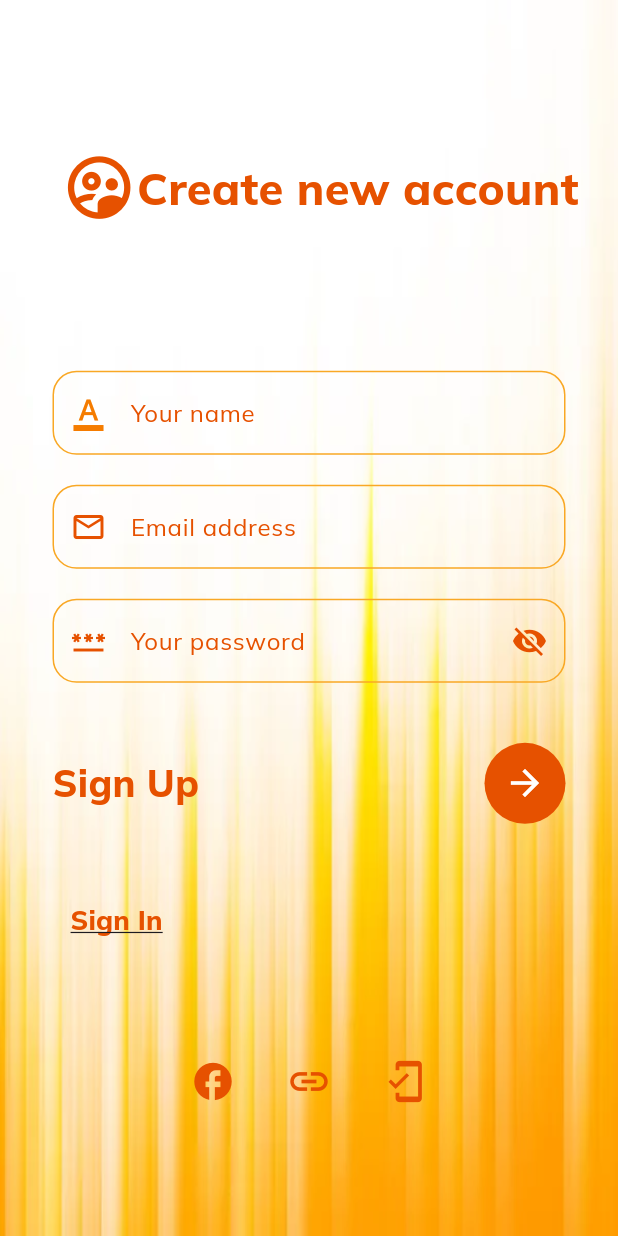
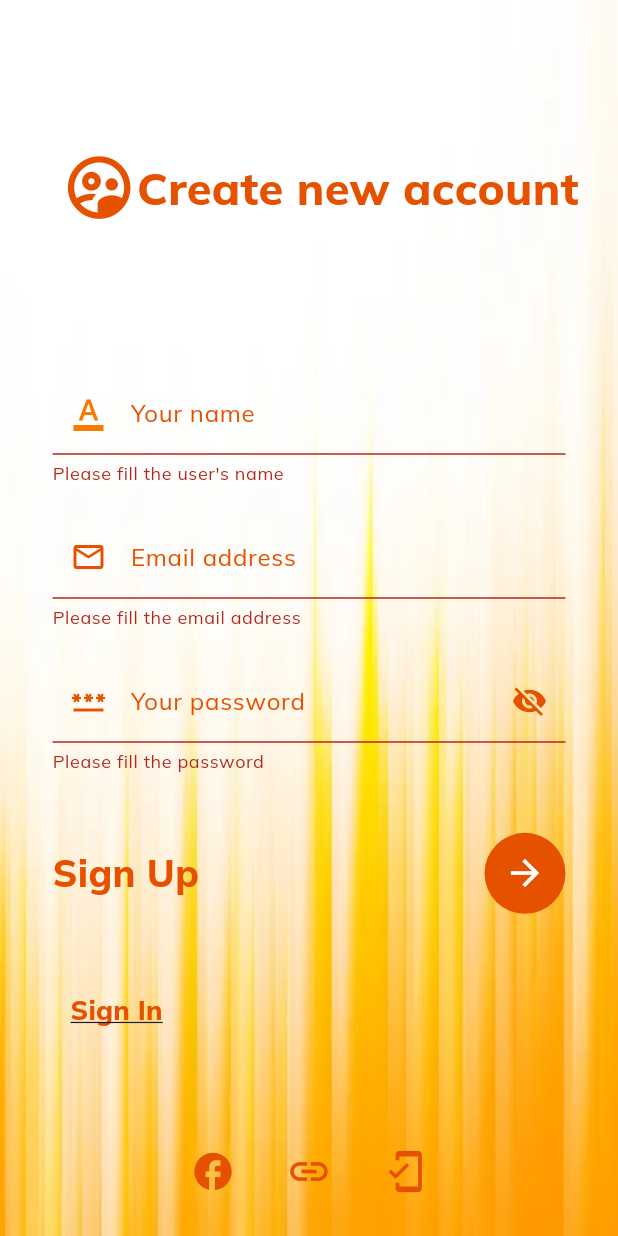
Before and after one commit to divyag4493/foodies_recipes, a Flutter app: the MySignUp screen opened by its route, after a tap on the "arrow forward" icon, on a phone screen of 412 x 824 dp. Run offline on Flutter 3.47's test engine with Material 3 defaults, Android fonts, the phone set to English and light mode, and no system bars; drawn by our look-alikes of animated_text_kit; our stand-ins replace cloud_firestore, firebase_auth, firebase_core, firebase_storage, flutter_svg, image_cropper and 7 more; accounts and stored records are empty; network calls fail; statements that could not run were skipped.

Commit message:
- create export file - index.dart

```diff
--- a/lib/main_pages/detail_recipe_page.dart
+++ b/lib/main_pages/detail_recipe_page.dart
@@ -1,8 +1,9 @@
-import 'package:flutter/material.dart';
+/*import 'package:flutter/material.dart';
 import 'package:flutter_svg/flutter_svg.dart';
 import 'package:food_recipes_app/utility/constant.dart';
 import 'package:readmore/readmore.dart';
-import 'package:youtube_player_flutter/youtube_player_flutter.dart';
+import 'package:youtube_player_flutter/youtube_player_flutter.dart';*/
+import 'package:food_recipes_app/index.dart';
 
 class DetailRecipePage extends StatefulWidget {
   final int index;
--- a/lib/main_pages/homescreen.dart
+++ b/lib/main_pages/homescreen.dart
@@ -1,11 +1,12 @@
-import 'package:flutter/material.dart';
+/*import 'package:flutter/material.dart';
 import 'package:flutter_svg/flutter_svg.dart';
 import 'package:food_recipes_app/main_pages/see_all_fresh_recipes.dart';
 import 'package:food_recipes_app/main_pages/see_all_recipes.dart';
 import 'package:food_recipes_app/utility/constant.dart';
 import 'package:food_recipes_app/nav_drawer_files/nav_drawer.dart';
 import '../utility/all_list.dart';
-import '../main_pages/detail_recipe_page.dart';
+import '../main_pages/detail_recipe_page.dart';*/
+import 'package:food_recipes_app/index.dart';
 
 class HomeScreen extends StatefulWidget {
   static late bool tag = false;
--- a/lib/main_pages/see_all_fresh_recipes.dart
+++ b/lib/main_pages/see_all_fresh_recipes.dart
@@ -1,10 +1,10 @@
-import 'package:flutter/material.dart';
+/*import 'package:flutter/material.dart';
 import 'package:flutter_svg/svg.dart';
 import 'package:food_recipes_app/main_pages/homescreen.dart';
 import 'package:food_recipes_app/utility/constant.dart';
 import 'package:food_recipes_app/utility/all_list.dart';
-import 'package:food_recipes_app/main_pages/detail_recipe_page.dart';
-
+import 'package:food_recipes_app/main_pages/detail_recipe_page.dart';*/
+import 'package:food_recipes_app/index.dart';
 
 
 class SeeAllFreshRecipes extends StatefulWidget {
--- a/lib/main_pages/see_all_recipes.dart
+++ b/lib/main_pages/see_all_recipes.dart
@@ -1,9 +1,10 @@
-import 'package:flutter/material.dart';
+/*import 'package:flutter/material.dart';
 import 'package:flutter_svg/svg.dart';
 import 'package:food_recipes_app/main_pages/homescreen.dart';
 import 'package:food_recipes_app/utility/constant.dart';
 import 'package:food_recipes_app/utility/all_list.dart';
-import 'package:food_recipes_app/main_pages/detail_recipe_page.dart';
+import 'package:food_recipes_app/main_pages/detail_recipe_page.dart';*/
+import 'package:food_recipes_app/index.dart';
 
 
 class SeeAllRecipes extends StatefulWidget {
--- a/lib/nav_drawer_files/add_items.dart
+++ b/lib/nav_drawer_files/add_items.dart
@@ -1,10 +1,11 @@
-import 'package:animated_text_kit/animated_text_kit.dart';
+/*import 'package:animated_text_kit/animated_text_kit.dart';
 import 'package:cloud_firestore/cloud_firestore.dart';
 import 'package:firebase_auth/firebase_auth.dart';
 import 'package:flutter/material.dart';
 import 'package:food_recipes_app/models/add_new_item_model.dart';
 import 'package:food_recipes_app/models/user_model.dart';
-import 'package:food_recipes_app/nav_drawer_files/all_recipe_here.dart';
+import 'package:food_recipes_app/nav_drawer_files/all_recipe_here.dart';*/
+import 'package:food_recipes_app/index.dart';
 
 class AddNewItem extends StatefulWidget {
   const AddNewItem({super.key});
--- a/lib/nav_drawer_files/all_recipe_here.dart
+++ b/lib/nav_drawer_files/all_recipe_here.dart
@@ -1,3 +1,4 @@
+/*
 import 'package:flutter/material.dart';
 
 import 'package:cloud_firestore/cloud_firestore.dart';
@@ -7,6 +8,8 @@ import 'package:food_recipes_app/main_pages/homescreen.dart';
 import 'package:food_recipes_app/models/add_new_item_model.dart';
 import 'package:food_recipes_app/utility/all_list.dart';
 import 'package:food_recipes_app/utility/constant.dart';
+*/
+import 'package:food_recipes_app/index.dart';
 
 class AllRecipeHere extends StatefulWidget {
   const AllRecipeHere({super.key});
--- a/lib/nav_drawer_files/image_gallary.dart
+++ b/lib/nav_drawer_files/image_gallary.dart
@@ -1,10 +1,11 @@
-import 'dart:io';
+/*import 'dart:io';
 
 import 'package:cloud_firestore/cloud_firestore.dart';
 import 'package:flutter/material.dart';
 import 'package:firebase_storage/firebase_storage.dart';
 import 'package:image_cropper/image_cropper.dart';
-import 'package:image_picker/image_picker.dart';
+import 'package:image_picker/image_picker.dart';*/
+import 'package:food_recipes_app/index.dart';
 
 class ImagePage extends StatefulWidget {
   const ImagePage({Key? key}) : super(key: key);
--- a/lib/nav_drawer_files/login_screens/forgot_password.dart
+++ b/lib/nav_drawer_files/login_screens/forgot_password.dart
@@ -1,7 +1,8 @@
-import 'package:cloud_firestore/cloud_firestore.dart';
+/*import 'package:cloud_firestore/cloud_firestore.dart';
 import 'package:firebase_auth/firebase_auth.dart';
 import 'package:flutter/material.dart';
-import 'package:animated_text_kit/animated_text_kit.dart';
+import 'package:animated_text_kit/animated_text_kit.dart';*/
+import 'package:food_recipes_app/index.dart';
 
 class ForgorPassword extends StatefulWidget {
   const ForgorPassword({Key? key}) : super(key: key);
--- a/lib/nav_drawer_files/login_screens/homepage.dart
+++ b/lib/nav_drawer_files/login_screens/homepage.dart
@@ -1,4 +1,4 @@
-import 'dart:io';
+/*import 'dart:io';
 import 'dart:math';
 
 import 'package:cloud_firestore/cloud_firestore.dart';
@@ -8,7 +8,8 @@ import 'package:flutter/material.dart';
 import 'package:food_recipes_app/nav_drawer_files/login_screens/my_login.dart';
 import 'package:image_cropper/image_cropper.dart';
 import 'package:image_picker/image_picker.dart';
-import 'package:food_recipes_app/models/note_model.dart';
+import 'package:food_recipes_app/models/note_model.dart';*/
+import 'package:food_recipes_app/index.dart';
 
 class HomePage extends StatefulWidget {
   String? id;
--- a/lib/nav_drawer_files/login_screens/login_with_otp.dart
+++ b/lib/nav_drawer_files/login_screens/login_with_otp.dart
@@ -1,10 +1,10 @@
-import 'package:animated_text_kit/animated_text_kit.dart';
+/*import 'package:animated_text_kit/animated_text_kit.dart';
 import 'package:firebase_auth/firebase_auth.dart';
 import 'package:flutter/material.dart';
 import 'package:flutter/services.dart';
 import 'package:food_recipes_app/nav_drawer_files/login_screens/homepage.dart';
-import 'package:intl_phone_field/intl_phone_field.dart';
-
+import 'package:intl_phone_field/intl_phone_field.dart';*/
+import 'package:food_recipes_app/index.dart';
 import 'package:food_recipes_app/nav_drawer_files/login_screens/login_with_otp.dart';
 
 class LoginWithOTP extends StatefulWidget {
--- a/lib/nav_drawer_files/login_screens/signup_screen.dart
+++ b/lib/nav_drawer_files/login_screens/signup_screen.dart
@@ -1,8 +1,9 @@
-import 'package:firebase_auth/firebase_auth.dart';
+/*import 'package:firebase_auth/firebase_auth.dart';
 import 'package:flutter/material.dart';
 import 'package:animated_text_kit/animated_text_kit.dart';
 import 'package:cloud_firestore/cloud_firestore.dart';
-import 'package:food_recipes_app/models/user_model.dart';
+import 'package:food_recipes_app/models/user_model.dart';*/
+import 'package:food_recipes_app/index.dart';
 
 
 class MySignUp extends StatefulWidget {
@@ -17,6 +18,7 @@ class _MySignUpState extends State<MySignUp> {
   var emailController = TextEditingController();
   var passwordController = TextEditingController();
   var nameController = TextEditingController();
+  var formKey = GlobalKey<FormState>();
 
   @override
   void initState() {
@@ -30,7 +32,8 @@ class _MySignUpState extends State<MySignUp> {
     return Container(
       decoration: BoxDecoration(
           image: DecorationImage(
-              image: AssetImage('assets/images/org_bck.jpg'), fit: BoxFit.fill)),
+              image: AssetImage('assets/images/org_bck.jpg'),
+              fit: BoxFit.fill)),
       child: Scaffold(
         backgroundColor: Colors.transparent,
         body: SingleChildScrollView(
@@ -74,11 +77,24 @@ class _MySignUpState extends State<MySignUp> {
               Container(
                 padding: EdgeInsets.only(
                     left: 35,
-                    top: MediaQuery.of(context).size.height * 0.3,
+                    top: MediaQuery
+                        .of(context)
+                        .size
+                        .height * 0.3,
                     right: 35),
+                child: Form(
+                  key: formKey,
                   child: Column(
                     children: [
-                    TextField(
+                      TextFormField(
+                        validator: (value) {
+                          if (value == '') {
+                            return 'Please fill the user\'s name';
+                          }
+                          else{
+                            return null;
+                          }
+                        },
                         controller: nameController,
                         decoration: InputDecoration(
                             focusedBorder: OutlineInputBorder(
@@ -101,7 +117,18 @@ class _MySignUpState extends State<MySignUp> {
                       SizedBox(
                         height: 20,
                       ),
-                    TextField(
+                      TextFormField(
+                        validator: (value) {
+                          if (value == '') {
+                            return 'Please fill the email address';
+                          } else if (!value!.contains('@')) {
+                            return 'Please enter valid email address ';
+                          }
+                          else{
+                            return null;
+                          }
+                        },
+
                         controller: emailController,
                         decoration: InputDecoration(
                             focusedBorder: OutlineInputBorder(
@@ -110,7 +137,8 @@ class _MySignUpState extends State<MySignUp> {
                                 BorderSide(color: Colors.orange.shade900)),
                             enabledBorder: OutlineInputBorder(
                               borderRadius: BorderRadius.circular(16),
-                            borderSide: BorderSide(color: Colors.yellow.shade800),
+                              borderSide: BorderSide(color: Colors.yellow
+                                  .shade800),
                             ),
                             hintText: 'Enter your email address',
                             label: Text(
@@ -126,7 +154,17 @@ class _MySignUpState extends State<MySignUp> {
                       SizedBox(
                         height: 20,
                       ),
-                    TextField(
+                      TextFormField(
+                        validator: (value) {
+                          if (value == '') {
+                            return 'Please fill the password';
+                          } else if (value!.length < 6) {
+                            return 'Please enter atleast more than 6 character';
+                          }
+                          else{
+                            return null;
+                          }
+                        },
                         controller: passwordController,
                         obscureText: isVisible,
                         obscuringCharacter: '*',
@@ -137,7 +175,8 @@ class _MySignUpState extends State<MySignUp> {
                                 BorderSide(color: Colors.orange.shade900)),
                             enabledBorder: OutlineInputBorder(
                               borderRadius: BorderRadius.circular(16),
-                            borderSide: BorderSide(color: Colors.yellow.shade800),
+                              borderSide: BorderSide(color: Colors.yellow
+                                  .shade800),
                             ),
                             hintText: 'Enter your password',
                             label: Text('Your password',
@@ -179,8 +218,8 @@ class _MySignUpState extends State<MySignUp> {
                             backgroundColor: Colors.orange.shade900,
                             child: IconButton(
                               onPressed: () async {
-                              if (emailController.text.toString() != '' &&
-                                  passwordController.text.toString() != ''&& nameController.text.toString() != '') {
+                                if(formKey.currentState !=null){
+                                  if(formKey.currentState!.validate()){
                                     var auth = FirebaseAuth.instance;
                                     var name = nameController.text.toString();
                                     var email = emailController.text.toString();
@@ -188,14 +227,16 @@ class _MySignUpState extends State<MySignUp> {
                                     try {
                                       var cred =
                                       await auth.createUserWithEmailAndPassword(
-                                      email:email,
+                                          email: email,
                                           password: pass);
 
                                       var db = FirebaseFirestore.instance;
-                                  db.collection('users').doc(cred.user!.uid).set(UserModel(
+                                      db.collection('users')
+                                          .doc(cred.user!.uid)
+                                          .set(UserModel(
                                           email: email,
                                           name: name,
-                                      id:cred.user!.uid
+                                          id: cred.user!.uid
                                       ).toJson());
 
                                       print('User added.. ${cred.user!.uid}');
@@ -203,6 +244,12 @@ class _MySignUpState extends State<MySignUp> {
                                     } on FirebaseAuthException catch (e) {
                                       print('Error: ${e.code}');
                                     }
+                                  }
+                                }
+                                if (emailController.text.toString() != '' &&
+                                    passwordController.text.toString() != '' &&
+                                    nameController.text.toString() != '') {
+
                                 }
                               },
                               icon: Icon(Icons.arrow_forward,
@@ -268,6 +315,7 @@ class _MySignUpState extends State<MySignUp> {
                     ],
                   ),
                 ),
+              ),
             ],
           ),
         ),
--- a/lib/nav_drawer_files/nav_drawer.dart
+++ b/lib/nav_drawer_files/nav_drawer.dart
@@ -1,9 +1,10 @@
-import 'package:flutter/material.dart';
+/*import 'package:flutter/material.dart';
 import 'package:flutter_svg/flutter_svg.dart';
 import 'package:food_recipes_app/nav_drawer_files/welcome_page.dart';
 import 'package:food_recipes_app/splash_screen.dart';
 import 'package:food_recipes_app/utility/constant.dart';
-import 'package:shared_preferences/shared_preferences.dart';
+import 'package:shared_preferences/shared_preferences.dart';*/
+import 'package:food_recipes_app/index.dart';
 
 class NavDrawer extends StatefulWidget {
   const NavDrawer({Key? key}) : super(key: key);
--- a/lib/nav_drawer_files/welcome_page.dart
+++ b/lib/nav_drawer_files/welcome_page.dart
@@ -1,8 +1,10 @@
-import 'dart:ui';
+/*import 'dart:ui';
 import 'package:flutter/gestures.dart';
 import 'package:flutter/material.dart';
 import 'package:food_recipes_app/nav_drawer_files/login_screens/my_login.dart';
-import 'package:food_recipes_app/nav_drawer_files/login_screens/signup_screen.dart';
+import 'package:food_recipes_app/nav_drawer_files/login_screens/signup_screen.dart';*/
+import 'dart:ui';
+import 'package:food_recipes_app/index.dart';
 
 class WelcomePage extends StatefulWidget {
   const WelcomePage({Key? key}) : super(key: key);
```
Also changed, not shown: lib/index.dart (added, +41 -0 lines), lib/main.dart (+3 -6 lines), lib/nav_drawer_files/login_screens/my_login.dart (+3 -12 lines), lib/splash_screen.dart (+9 -4 lines). Lines whose indentation alone changed are shown as unchanged.
